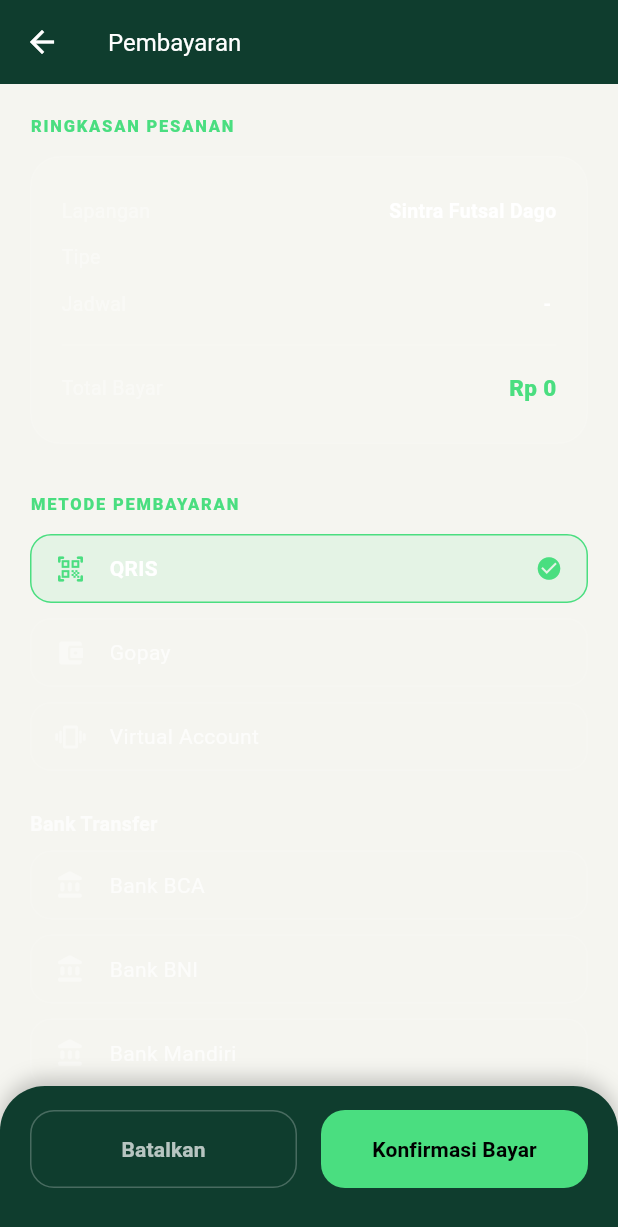
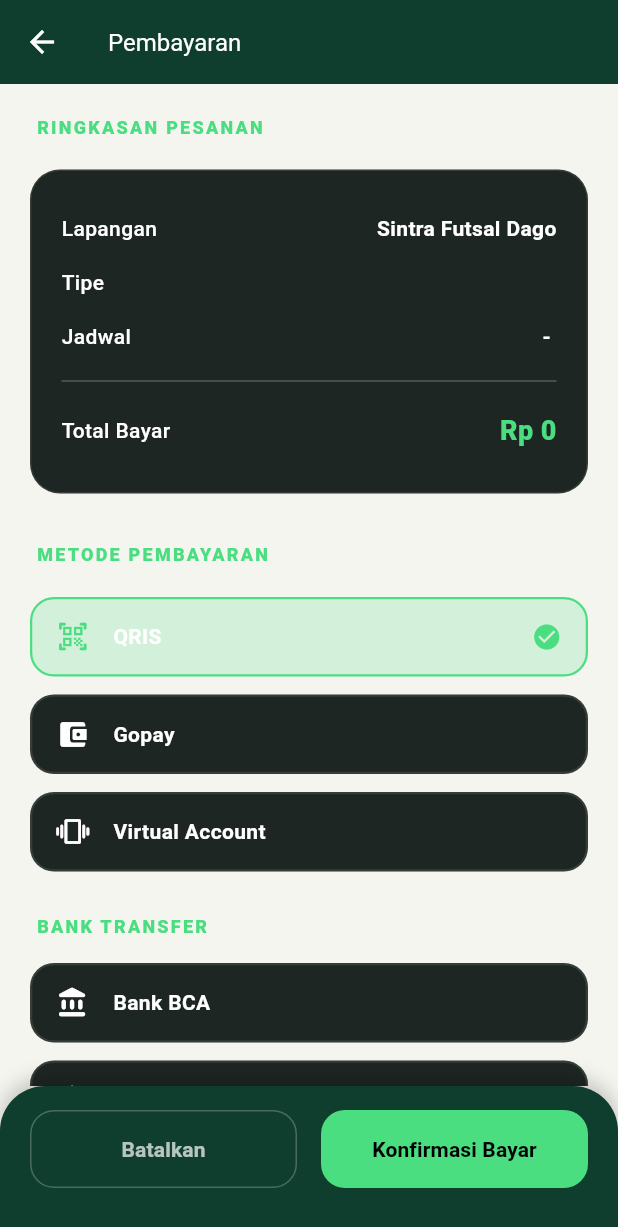
Before and after one commit to RadevaPutra/ZONA_FUTSAL, a Flutter app: the PaymentScreen screen opened directly with empty values, on a phone screen of 412 x 824 dp. Shown: the top 1227 px of the screen. Run offline on Flutter 3.47's test engine with Material 3 defaults, Android fonts, the phone set to English and light mode, and no system bars; our stand-ins replace qr_flutter, share_plus; Roboto replaces fonts that are missing (SF Pro Display).

```diff
--- a/lib/Screen/payment.dart
+++ b/lib/Screen/payment.dart
@@ -39,16 +39,16 @@
                   Container(
                     padding: const EdgeInsets.all(20),
                     decoration: BoxDecoration(
-                      color: Colors.white.withOpacity(0.05),
+                      color: const Color(0xFF1E2623), // Warna solid (tidak transparan) agar teks di atasnya tajam
                       borderRadius: BorderRadius.circular(20),
-                      border: Border.all(color: Colors.white10),
+                      border: Border.all(color: Colors.white.withOpacity(0.1)),
                     ),
                     child: Column(
                       children: [
                         _summaryRow("Lapangan", widget.booking.field.name),
                         _summaryRow("Tipe", widget.booking.subField),
                         _summaryRow("Jadwal", "${widget.booking.startTime} - ${widget.booking.endTime}"),
-                        const Divider(color: Colors.white10, height: 24),
+                        const Divider(color: Colors.white24, height: 24),
                         _summaryRow("Total Bayar", "Rp ${widget.booking.totalPrice}", isTotal: true),
                       ],
                     ),
@@ -64,7 +64,7 @@
                   _paymentOption("Virtual Account", Icons.vibration_rounded),
 
                   const SizedBox(height: 16),
-                  const Text("Bank Transfer", style: TextStyle(color: Colors.white70, fontSize: 13, fontWeight: FontWeight.bold)),
+                  _sectionLabel("Bank Transfer"),
                   const SizedBox(height: 8),
                   _paymentOption("Bank BCA", Icons.account_balance_rounded),
                   _paymentOption("Bank BNI", Icons.account_balance_rounded),
@@ -181,38 +181,71 @@
     return GestureDetector(
       onTap: () => setState(() => selectedMethod = title),
       child: Container(
-        margin: const EdgeInsets.only(bottom: 10),
-        padding: const EdgeInsets.symmetric(horizontal: 16, vertical: 12),
+        margin: const EdgeInsets.only(bottom: 12),
+        padding: const EdgeInsets.symmetric(horizontal: 16, vertical: 14),
         decoration: BoxDecoration(
-          color: isSelected ? AppColors.accent.withOpacity(0.1) : Colors.white.withOpacity(0.03),
-          borderRadius: BorderRadius.circular(14),
-          border: Border.all(color: isSelected ? AppColors.accent : Colors.white10),
+          color: isSelected ? AppColors.accent.withOpacity(0.2) : const Color(0xFF1E2623),
+          borderRadius: BorderRadius.circular(16),
+          border: Border.all(
+            color: isSelected ? AppColors.accent : Colors.white.withOpacity(0.1),
+            width: 1.5
+          ),
         ),
         child: Row(
           children: [
-            Icon(icon, color: isSelected ? AppColors.accent : Colors.white38, size: 20),
+            Icon(icon, color: isSelected ? AppColors.accent : Colors.white, size: 22),
             const SizedBox(width: 16),
-            Text(title, style: TextStyle(color: isSelected ? Colors.white : Colors.white70, fontWeight: isSelected ? FontWeight.bold : FontWeight.normal)),
+            Text(
+              title,
+              style: const TextStyle(
+                color: Colors.white, // Selalu Putih Solid
+                fontWeight: FontWeight.bold,
+                fontSize: 14,
+              )
+            ),
             const Spacer(),
-            if (isSelected) const Icon(Icons.check_circle, color: AppColors.accent, size: 18),
+            if (isSelected) const Icon(Icons.check_circle, color: AppColors.accent, size: 20),
           ],
         ),
       ),
     );
   }
 
-  Widget _sectionLabel(String text) => Text(text.toUpperCase(),
-      style: const TextStyle(color: AppColors.accent, fontSize: 11, fontWeight: FontWeight.w900, letterSpacing: 1.2));
+  Widget _sectionLabel(String text) => Padding(
+    padding: const EdgeInsets.only(left: 4, bottom: 8),
+    child: Text(
+      text.toUpperCase(),
+      style: const TextStyle(
+        color: AppColors.accent, // Gunakan warna hijau terang (Aksen)
+        fontSize: 12,
+        fontWeight: FontWeight.w900,
+        letterSpacing: 1.5,
+      )
+    ),
+  );
 
   Widget _summaryRow(String label, String value, {bool isTotal = false}) {
     return Padding(
-      padding: const EdgeInsets.symmetric(vertical: 6),
+      padding: const EdgeInsets.symmetric(vertical: 8),
       child: Row(
         mainAxisAlignment: MainAxisAlignment.spaceBetween,
         children: [
-          Text(label, style: const TextStyle(color: Colors.white38, fontSize: 13)),
-          Text(value, style: TextStyle(color: isTotal ? AppColors.accent : Colors.white,
-              fontWeight: isTotal ? FontWeight.w900 : FontWeight.bold, fontSize: isTotal ? 15 : 13)),
+          Text(
+            label,
+            style: const TextStyle(
+              color: Colors.white, // Putih solid, bukan transparan
+              fontSize: 14,
+              fontWeight: FontWeight.w500,
+            )
+          ),
+          Text(
+            value,
+            style: TextStyle(
+              color: isTotal ? AppColors.accent : Colors.white,
+              fontWeight: isTotal ? FontWeight.w900 : FontWeight.bold, // Dipertebal
+              fontSize: isTotal ? 18 : 14, // Ukuran diperbesar sedikit
+            )
+          ),
         ],
       ),
     );
```
